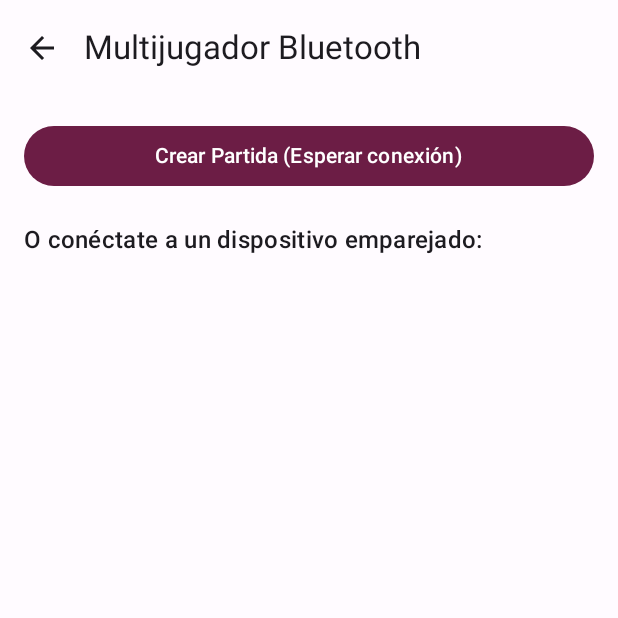
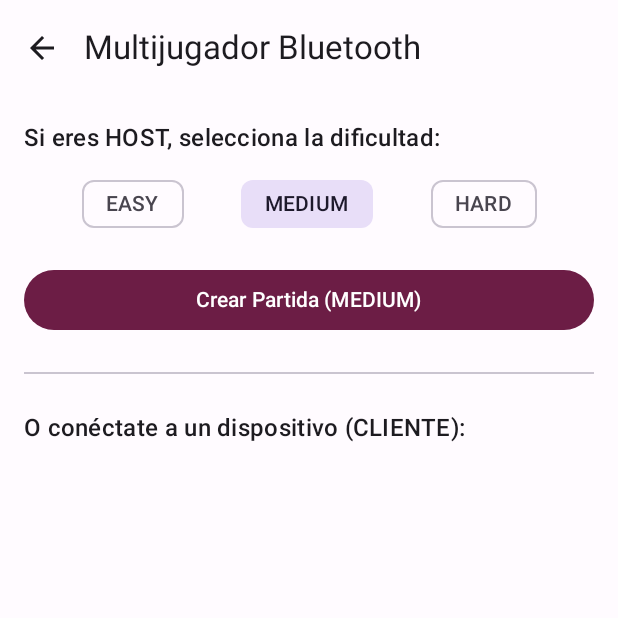
Before and after one commit to KevinDz11/JuegoMemorama, an Android app built with Jetpack Compose: the composable BluetoothScreen shown on its own in the app's theme, on a phone screen of 412 x 824 dp, the top half of it. Run offline under Robolectric (Android 15) with nearby library versions, the phone set to English and light mode, and no system bars; our stand-ins replace Dagger/Hilt's generated code.

Commit message:
Bluetooth y UX listo

```diff
--- a/app/src/main/java/com/example/juegoks_memorama/model/BluetoothModels.kt
+++ b/app/src/main/java/com/example/juegoks_memorama/model/BluetoothModels.kt
@@ -19,7 +19,7 @@ sealed class BluetoothMessage {
 
     // Si hubo match (para sincronizar puntajes)
     @Serializable
-    data class MatchFound(val card1Id: Int, val card2Id: Int, val scorerIsHost: Boolean) : BluetoothMessage()
+    data class MatchFound(val card1Id: Int, val card2Id: Int, val scorerIsHost: Boolean, val points: Int) : BluetoothMessage()
 
     // Para cambiar el turno si no hubo match
     @Serializable
--- a/app/src/main/java/com/example/juegoks_memorama/model/GameModels.kt
+++ b/app/src/main/java/com/example/juegoks_memorama/model/GameModels.kt
@@ -49,7 +49,9 @@ data class GameState(
     val isMultiplayer: Boolean = false,
     val isHost: Boolean = false,
     val isMyTurn: Boolean = true,
-    val opponentScore: Int = 0
+    val opponentScore: Int = 0,
+    val myPairs: Int = 0,
+    val opponentPairs: Int = 0
 )
 
 data class GameHistoryItem(
--- a/app/src/main/java/com/example/juegoks_memorama/ui/screens/BluetoothScreen.kt
+++ b/app/src/main/java/com/example/juegoks_memorama/ui/screens/BluetoothScreen.kt
@@ -6,6 +6,7 @@ import android.os.Build
 import android.widget.Toast
 import androidx.activity.compose.rememberLauncherForActivityResult
 import androidx.activity.result.contract.ActivityResultContracts
+import androidx.compose.foundation.border
 import androidx.compose.foundation.clickable
 import androidx.compose.foundation.layout.*
 import androidx.compose.foundation.lazy.LazyColumn
@@ -16,6 +17,7 @@ import androidx.compose.material3.*
 import androidx.compose.runtime.*
 import androidx.compose.ui.Alignment
 import androidx.compose.ui.Modifier
+import androidx.compose.ui.graphics.Color
 import androidx.compose.ui.platform.LocalContext
 import androidx.compose.ui.unit.dp
 import androidx.hilt.navigation.compose.hiltViewModel
@@ -35,10 +37,11 @@ fun BluetoothScreen(
     val scope = rememberCoroutineScope()
     var permissionGranted by remember { mutableStateOf(false) }
 
-    // Lista de dispositivos emparejados
+    // Estado local para la dificultad seleccionada por el Host
+    var selectedDifficulty by remember { mutableStateOf(Difficulty.MEDIUM) }
+
     var pairedDevices by remember { mutableStateOf(emptyList<android.bluetooth.BluetoothDevice>()) }
 
-    // --- LÓGICA DE PERMISOS INTELIGENTE ---
     val permissionsToRequest = if (Build.VERSION.SDK_INT >= Build.VERSION_CODES.S) {
         arrayOf(
             Manifest.permission.BLUETOOTH_SCAN,
@@ -58,7 +61,6 @@ fun BluetoothScreen(
             try {
                 pairedDevices = viewModel.bluetoothService.getPairedDevices()
             } catch (e: SecurityException) {
-                // Manejar excepción
             }
         }
     }
@@ -91,32 +93,54 @@ fun BluetoothScreen(
                     Text("Dar Permisos")
                 }
             } else {
+                Text("Si eres HOST, selecciona la dificultad:", style = MaterialTheme.typography.titleMedium)
+                Spacer(modifier = Modifier.height(8.dp))
+
+                // SELECTOR DE DIFICULTAD PARA EL HOST
+                Row(
+                    modifier = Modifier.fillMaxWidth(),
+                    horizontalArrangement = Arrangement.SpaceEvenly
+                ) {
+                    Difficulty.entries.forEach { diff ->
+                        FilterChip(
+                            selected = selectedDifficulty == diff,
+                            onClick = { selectedDifficulty = diff },
+                            label = { Text(diff.name) }
+                        )
+                    }
+                }
+
+                Spacer(modifier = Modifier.height(16.dp))
+
                 // BOTÓN SERVIDOR (HOST)
                 Button(
                     onClick = {
                         if (permissionGranted) {
-                            // Configuramos el modo ANTES de conectar
                             viewModel.setGameMode(GameMode.BLUETOOTH)
                             scope.launch {
                                 try {
                                     Toast.makeText(context, "Esperando conexión...", Toast.LENGTH_SHORT).show()
                                     viewModel.bluetoothService.startServer()
-                                    // Al conectar, inicia como HOST
-                                    viewModel.startMultiplayerGame(isHost = true, Difficulty.MEDIUM)
-                                    onGameStart() // Navegar SOLO cuando termine la conexión
+                                    // Pasamos la dificultad seleccionada
+                                    viewModel.startMultiplayerGame(isHost = true, difficulty = selectedDifficulty)
+                                    onGameStart()
                                 } catch (e: Exception) {
                                     Toast.makeText(context, "Error al conectar: ${e.message}", Toast.LENGTH_SHORT).show()
                                 }
                             }
                         }
                     },
-                    modifier = Modifier.fillMaxWidth()
+                    modifier = Modifier.fillMaxWidth(),
+                    colors = ButtonDefaults.buttonColors(containerColor = MaterialTheme.colorScheme.primary)
                 ) {
-                    Text("Crear Partida (Esperar conexión)")
+                    Text("Crear Partida (${selectedDifficulty.name})")
                 }
 
-                Spacer(modifier = Modifier.height(20.dp))
-                Text("O conéctate a un dispositivo emparejado:", style = MaterialTheme.typography.titleMedium)
+                Spacer(modifier = Modifier.height(24.dp))
+                Divider()
+                Spacer(modifier = Modifier.height(24.dp))
+
+                Text("O conéctate a un dispositivo (CLIENTE):", style = MaterialTheme.typography.titleMedium)
 
                 LazyColumn {
                     items(pairedDevices) { device ->
@@ -126,18 +150,14 @@ fun BluetoothScreen(
                                 .padding(vertical = 4.dp)
                                 .clickable {
                                     if (permissionGranted) {
-                                        // Configuramos el modo ANTES de conectar para limpiar el tablero
                                         viewModel.setGameMode(GameMode.BLUETOOTH)
-
                                         scope.launch {
                                             try {
                                                 Toast.makeText(context, "Conectando...", Toast.LENGTH_SHORT).show()
                                                 viewModel.bluetoothService.connectToDevice(device)
-                                                // SOLO navegamos si la conexión fue exitosa
                                                 onGameStart()
                                             } catch (e: Exception) {
                                                 Toast.makeText(context, "No se pudo conectar", Toast.LENGTH_SHORT).show()
-                                                // Si falla, regresamos a modo single player o nos quedamos aquí
                                             }
                                         }
                                     }
```
Also changed, not shown: app/src/main/java/com/example/juegoks_memorama/ui/screens/MemoryGameScreen.kt (+29 -17 lines), app/src/main/java/com/example/juegoks_memorama/viewmodel/MemoryGameViewModel.kt (+44 -72 lines).
